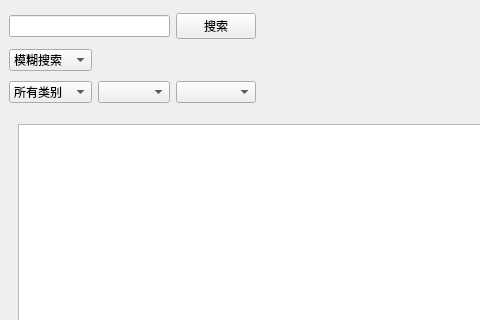
The window that mainwindow.ui (Yanko-7/Employee_management) describes before a commit, drawn with Qt 5; both pictures show x 0 to 480 and y 0 to 320 of the 800 by 600 pixel window.
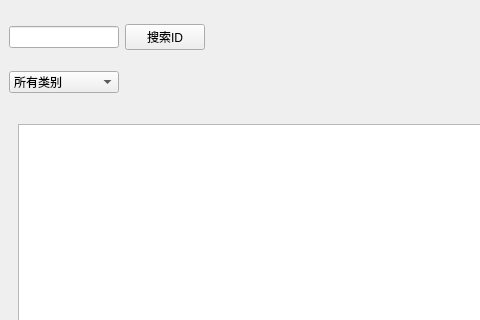
The same window after the commit.

Diff of the .ui file:
```diff
--- a/mainwindow.ui
+++ b/mainwindow.ui
@@ -26,16 +26,7 @@
          <layout class="QHBoxLayout" name="horizontalLayout_2">
           <item>
            <layout class="QGridLayout" name="gridLayout">
-            <item row="3" column="1">
-             <widget class="QComboBox" name="comboBox_2"/>
-            </item>
-            <item row="3" column="2">
-             <widget class="QComboBox" name="comboBox_4"/>
-            </item>
-            <item row="0" column="0" colspan="2">
-             <widget class="QLineEdit" name="lineEdit"/>
-            </item>
-            <item row="3" column="0">
+            <item row="2" column="0">
              <widget class="QComboBox" name="comboBox_3">
               <property name="statusTip">
                <string/>
@@ -55,26 +46,12 @@
             <item row="0" column="2">
              <widget class="QPushButton" name="SearchButton">
               <property name="text">
-               <string>搜索</string>
+               <string>搜索ID</string>
               </property>
              </widget>
             </item>
-            <item row="1" column="0">
-             <widget class="QComboBox" name="comboBox">
-              <property name="placeholderText">
-               <string/>
-              </property>
-              <item>
-               <property name="text">
-                <string>模糊搜索</string>
-               </property>
-              </item>
-              <item>
-               <property name="text">
-                <string>精确搜索</string>
-               </property>
-              </item>
-             </widget>
+            <item row="0" column="0">
+             <widget class="QLineEdit" name="lineEdit"/>
             </item>
            </layout>
           </item>
@@ -88,7 +65,7 @@
             </property>
             <property name="sizeHint" stdset="0">
              <size>
-              <width>400</width>
+              <width>500</width>
               <height>100</height>
              </size>
             </property>
```
